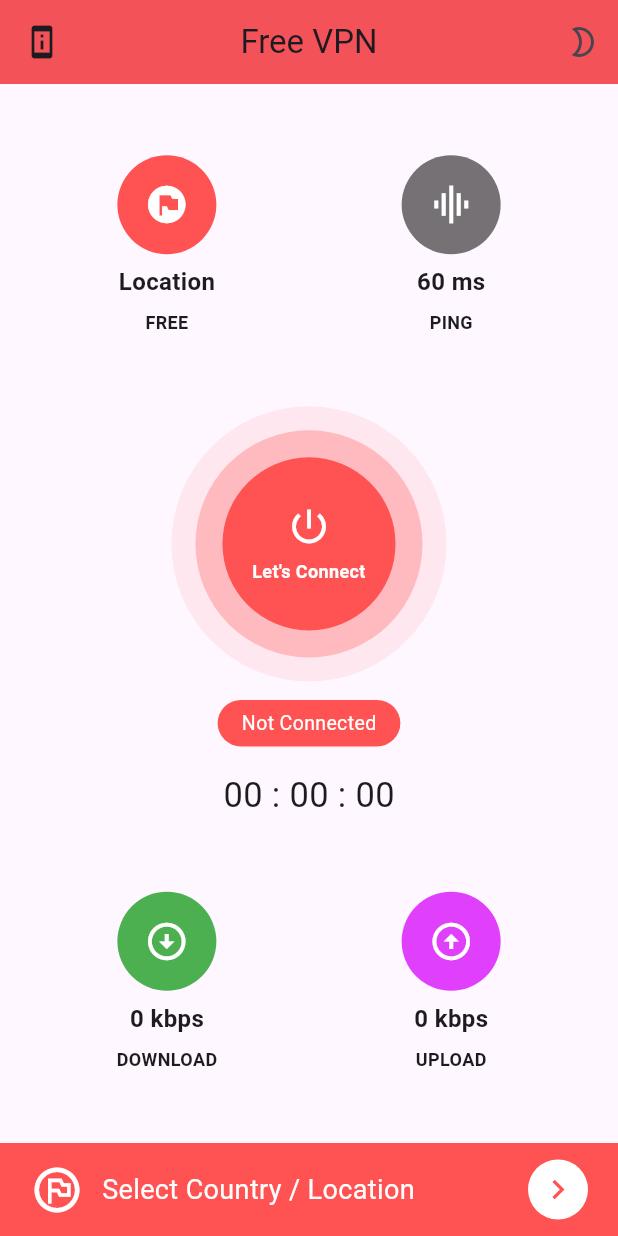
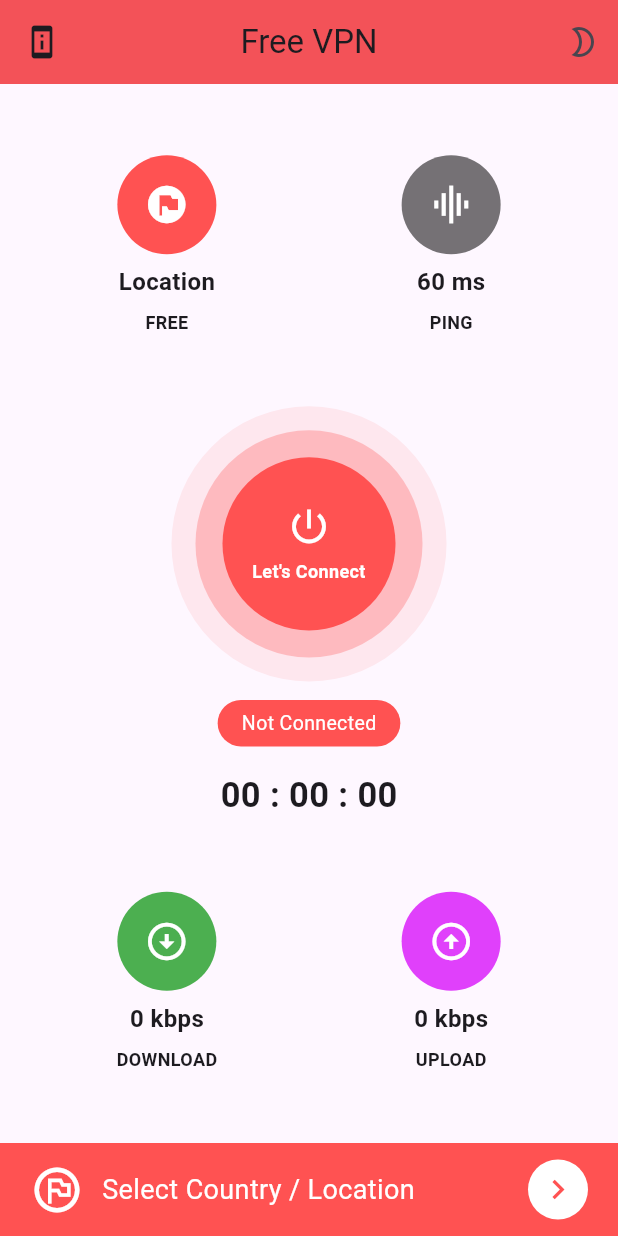
Before and after one commit to MahmoudALBndkji/Flutter-Open-Vpn-App, a Flutter app: the screen it shows after launch, on a phone screen of 412 x 824 dp. Run offline on Flutter 3.47's test engine with Material 3 defaults, Android fonts, the phone set to English and light mode, and no system bars; our stand-ins replace csv, get, hive_flutter; accounts and stored records are empty.

Commit message:
Change Text Weight

```diff
--- a/lib/widgets/home/timer_connection_vpn.dart
+++ b/lib/widgets/home/timer_connection_vpn.dart
@@ -53,7 +53,7 @@ class _TimerConnectionVpnState extends State<TimerConnectionVpn> {
 
     return Text(
       "$hours : $minutes : $seconds",
-      style: TextStyle(fontSize: 23.0),
+      style: TextStyle(fontSize: 23.0, fontWeight: FontWeight.bold),
     );
   }
 }
```
